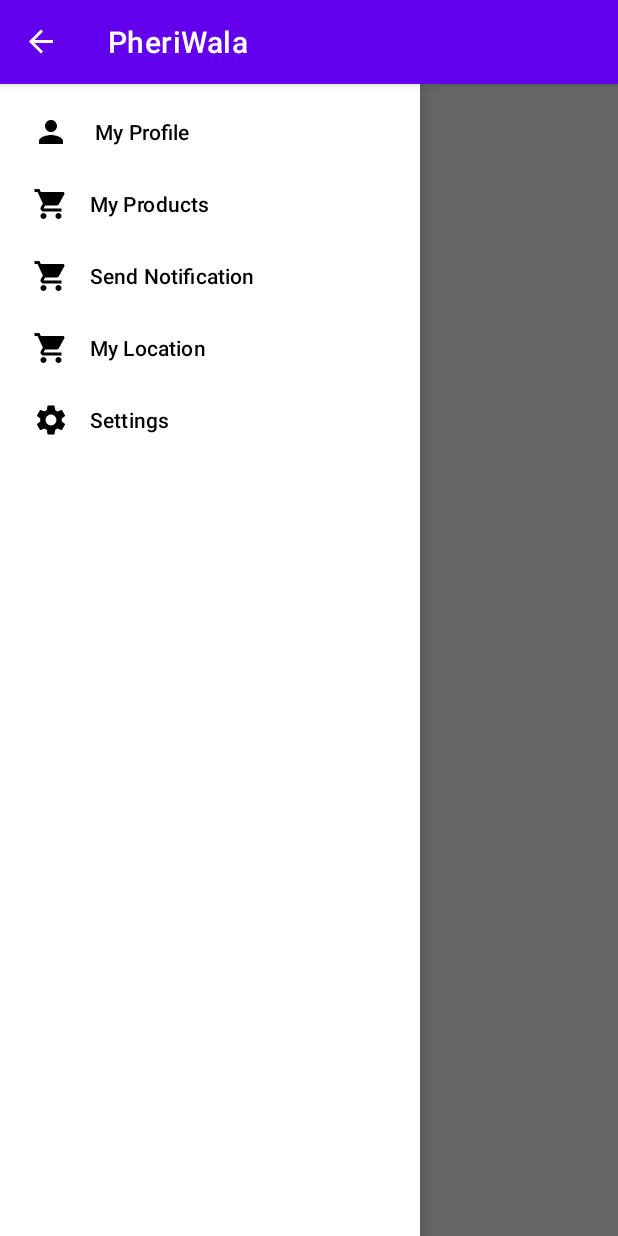
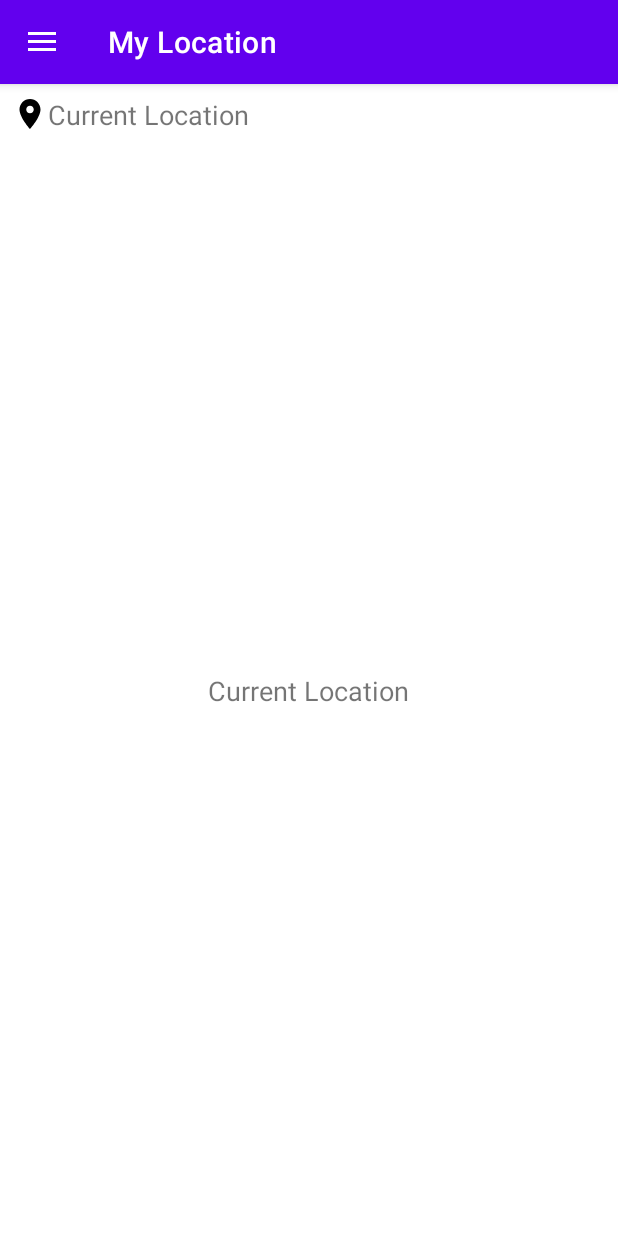
Before and after one commit to chhotuthakur/pheriwalaoriginal, an Android app: the VenHomeActivity screen opened directly, with no data from a screen before it, in the side drawer, after a tap on "My Location", on a phone screen of 412 x 824 dp. Run offline under Robolectric (Android 15) with nearby library versions, the phone set to English and light mode, and no system bars; our stand-ins replace Firebase (no records; nobody signed in at launch, a user with empty details on screens opened directly).

Commit message:
updated 90%

```diff
--- a/app/src/main/java/com/omkar/pheriwala/activities/vendors/VenHomeActivity.java
+++ b/app/src/main/java/com/omkar/pheriwala/activities/vendors/VenHomeActivity.java
@@ -13,6 +13,7 @@ import android.os.Bundle;
 import android.view.MenuItem;
 import android.widget.Toast;
 
+import com.google.android.material.navigation.NavigationView;
 import com.google.firebase.auth.FirebaseAuth;
 import com.google.firebase.auth.FirebaseUser;
 import com.omkar.pheriwala.R;
@@ -50,33 +51,22 @@ public class VenHomeActivity extends AppCompatActivity {
         // to make the Navigation drawer icon always appear on the action bar
         getSupportActionBar().setDisplayHomeAsUpEnabled(true);
 
-        VenPlacesFragment fragment = new VenPlacesFragment() ;
+        VenPlacesFragment fragment = new VenPlacesFragment();
         FragmentTransaction fragmentTransaction = getSupportFragmentManager().beginTransaction();
         fragmentTransaction.replace(R.id.ven_home_frag_container, fragment, "");
         fragmentTransaction.commit();
 
+        // Find our drawer view
+        NavigationView nvDrawer = (NavigationView) findViewById(R.id.ven_nav_view);
+        // Setup drawer view
+        setupDrawerContent(nvDrawer);
+
     }
+
     @Override
     public boolean onOptionsItemSelected(@NonNull MenuItem item) {
 
-        fragment = null;
         if (actionBarDrawerToggle.onOptionsItemSelected(item)) {
-
-            switch (item.getItemId()){
-                case R.id.ven_side_pro:
-
-                    fragment = new VenProfileFragment();
-                    break;
-                case R.id.ven_side_proda:
-
-                    fragment = new VenProFragment();
-                    break;
-                case R.id.ven_side_locate:
-
-                    fragment = new VenProfileFragment();
-                    break;
-
-            }
 
             return true;
         }
@@ -89,26 +79,106 @@ public class VenHomeActivity extends AppCompatActivity {
     protected void onStart() {
         super.onStart();
         mUser = mAuth.getCurrentUser();
-        if (mUser==null){
-            Toast.makeText(this,"please log in ",Toast.LENGTH_LONG).show();
+        if (mUser == null) {
+            Toast.makeText(this, "please log in ", Toast.LENGTH_LONG).show();
             startActivity(new Intent(VenHomeActivity.this, CustAccountActivity.class));
         }
     }
 
-    class HomeActivity extends VenHomeActivity implements FragmentChangeListener{
+
+
+    private void setupDrawerContent(NavigationView navigationView) {
+        navigationView.setNavigationItemSelectedListener(
+                new NavigationView.OnNavigationItemSelectedListener() {
+                    @Override
+                    public boolean onNavigationItemSelected(MenuItem menuItem) {
+                        selectDrawerItem(menuItem);
+                        return true;
+                    }
+                });
+    }
+    public void selectDrawerItem(MenuItem menuItem) {
+        // Create a new fragment and specify the fragment to show based on nav item clicked
+        Fragment fragment = null;
+        Class fragmentClass;
+        switch(menuItem.getItemId()) {
+            case R.id.ven_side_proda:
+                fragmentClass = VenProFragment.class;
+                break;
+            case R.id.ven_side_pro:
+                fragmentClass = VenProfileFragment.class;
+                break;
+            case R.id.ven_side_locate:
+                fragmentClass = VenPlacesFragment.class;
+                break;
+
+
+            case R.id.ven_side_not:
+                fragmentClass = AddproFragment.class;
+                break;
+
+            default:
+                fragmentClass = VenProFragment.class;
+        }
+
+        try {
+            fragment = (Fragment) fragmentClass.newInstance();
+        } catch (Exception e) {
+            e.printStackTrace();
+        }
+
+        // Insert the fragment by replacing any existing fragment
+        FragmentManager fragmentManager = getSupportFragmentManager();
+        fragmentManager.beginTransaction().replace(R.id.ven_home_frag_container, fragment).commit();
+
+        // Highlight the selected item has been done by NavigationView
+        menuItem.setChecked(true);
+        // Set action bar title
+        setTitle(menuItem.getTitle());
+        // Close the navigation drawer
+        drawerLayout.closeDrawers();
+    }
+
+
+}
 
 
 
-        @Override
-        public void replaceFragment(Fragment fragment) {
-
-            FragmentManager fragmentManager = getSupportFragmentManager();
-            FragmentTransaction transaction = fragmentManager.beginTransaction();
-            transaction.replace(R.id.ven_home_frag_container,fragment,fragment.toString());
-            transaction.addToBackStack(fragment.toString());
-            transaction.commit();
 
 
-        }
-    }
-}
+
+
+
+
+
+
+
+
+
+
+
+
+
+
+
+
+
+
+
+
+//    class HomeActivity extends VenHomeActivity implements FragmentChangeListener{
+//
+//
+//
+//        @Override
+//        public void replaceFragment(Fragment fragment) {
+//
+//            FragmentManager fragmentManager = getSupportFragmentManager();
+//            FragmentTransaction transaction = fragmentManager.beginTransaction();
+//            transaction.replace(R.id.ven_home_frag_container,fragment,fragment.toString());
+//            transaction.addToBackStack(fragment.toString());
+//            transaction.commit();
+//
+//
+//        }
+//    }
--- /dev/null
+++ b/app/src/main/res/drawable/ic_baseline_location_on_24.xml
@@ -0,0 +1,5 @@
+<vector android:height="24dp" android:tint="#000000"
+    android:viewportHeight="24" android:viewportWidth="24"
+    android:width="24dp" xmlns:android="http://schemas.android.com/apk/res/android">
+    <path android:fillColor="@android:color/white" android:pathData="M12,2C8.13,2 5,5.13 5,9c0,5.25 7,13 7,13s7,-7.75 7,-13c0,-3.87 -3.13,-7 -7,-7zM12,11.5c-1.38,0 -2.5,-1.12 -2.5,-2.5s1.12,-2.5 2.5,-2.5 2.5,1.12 2.5,2.5 -1.12,2.5 -2.5,2.5z"/>
+</vector>
--- a/app/src/main/res/layout/activity_ven_home.xml
+++ b/app/src/main/res/layout/activity_ven_home.xml
@@ -6,16 +6,30 @@
     android:layout_height="match_parent"
     android:id="@+id/ven_home_drawer"
     tools:context=".activities.vendors.VenHomeActivity">
+    <RelativeLayout
+        android:layout_width="match_parent"
+        android:layout_height="match_parent">
+    <TextView
+        android:layout_width="match_parent"
+        android:layout_height="wrap_content"
+        android:textSize="18sp"
+        android:id="@+id/loca_toca"
+        android:text="Current Location"
+        android:drawableStart="@drawable/ic_baseline_location_on_24"
+        android:padding="8dp"/>
 
     <FrameLayout
         android:layout_width="match_parent"
         android:layout_height="match_parent"
-        android:id="@+id/ven_home_frag_container"/>
-
+        android:id="@+id/ven_home_frag_container"
+        android:layout_below="@id/loca_toca"/>
+    </RelativeLayout>
     <com.google.android.material.navigation.NavigationView
         android:layout_width="wrap_content"
         android:layout_height="match_parent"
         android:layout_gravity="start"
-        app:menu="@menu/ven_side_menu" />
+        app:menu="@menu/ven_side_menu"
+        android:id="@+id/ven_nav_view"/>
+
 
 </androidx.drawerlayout.widget.DrawerLayout>
--- a/app/src/main/res/layout/list_prod.xml
+++ b/app/src/main/res/layout/list_prod.xml
@@ -1,7 +1,7 @@
 <?xml version="1.0" encoding="utf-8"?>
 <RelativeLayout xmlns:android="http://schemas.android.com/apk/res/android"
     android:layout_width="match_parent"
-    android:layout_height="match_parent">
+    android:layout_height="wrap_content">
 
     <LinearLayout
         android:layout_width="match_parent"
```
